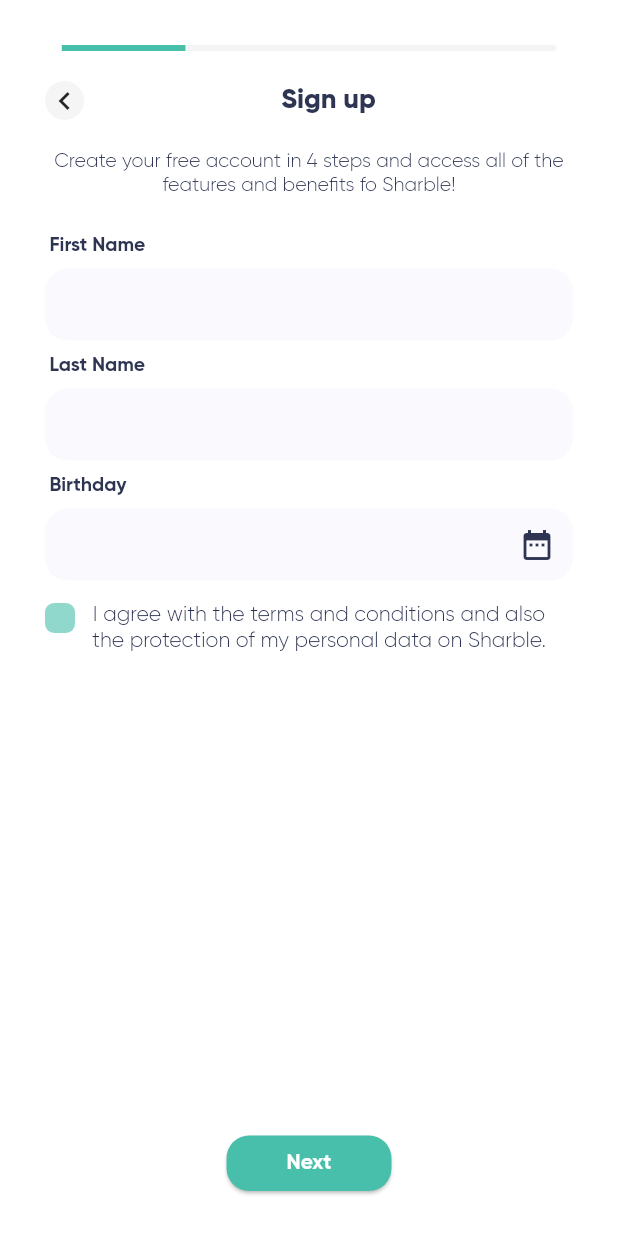
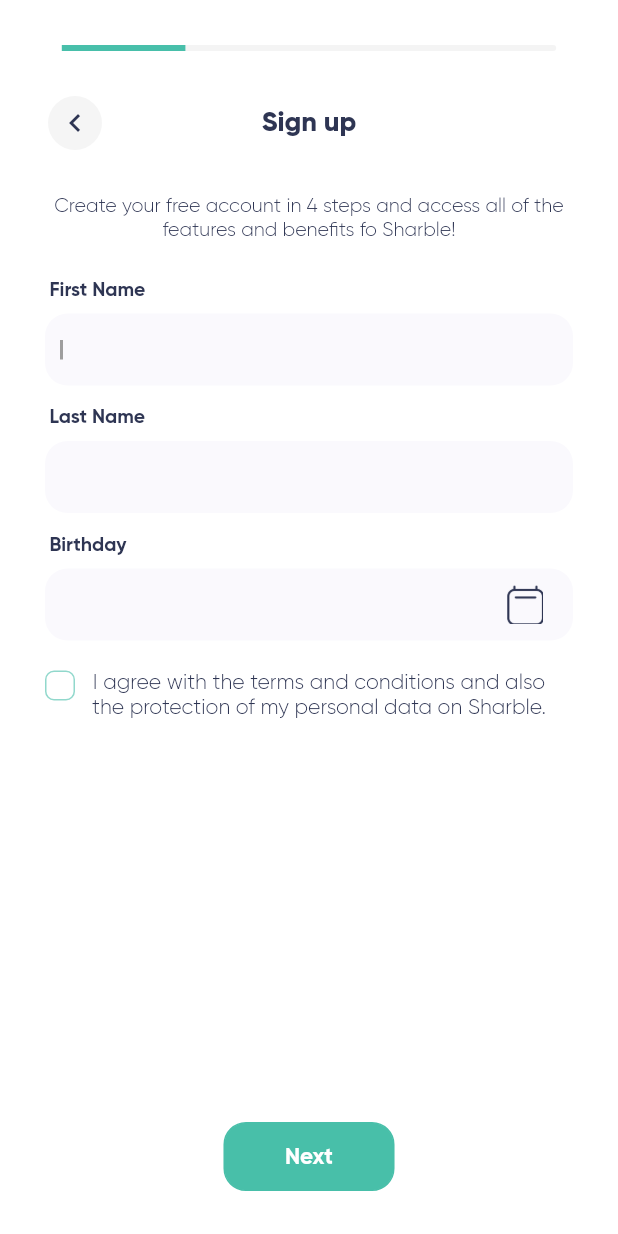
Before and after one commit to woynshetb/sharble, a Flutter app: the screen it shows after launch, after a tap on "Sign up", on a phone screen of 412 x 824 dp. Run offline on Flutter 3.47's test engine with Material 2 defaults, Android fonts, the phone set to English and light mode, and no system bars; our stand-ins replace adaptive_theme, basic_utils, flutter_svg, get, image_picker, percent_indicator and 3 more; missing offline and left inert: inspection.

Commit message:
Fix revision issues

```diff
--- a/lib/components/widgets/buttons.dart
+++ b/lib/components/widgets/buttons.dart
@@ -10,28 +10,63 @@ class GreenPostitve extends StatelessWidget {
 
   @override
   Widget build(BuildContext context) {
-    return ElevatedButton(
-      onPressed: () {
+    return InkWell(
+      onTap: () {
         onPressed();
       },
-      style: ElevatedButton.styleFrom(
-        padding: const EdgeInsets.fromLTRB(40, 10, 40, 10),
-        surfaceTintColor: bgColor ?? const Color(0xff48BFAA),
-        elevation: 1,
-        tapTargetSize: MaterialTapTargetSize.shrinkWrap,
-        primary: bgColor ?? const Color(0xff48BFAA),
-        onSurface: null,
-        shadowColor: Colors.black,
-        shape: RoundedRectangleBorder(
-          borderRadius: BorderRadius.circular(15),
+      child: Container(
+        decoration: BoxDecoration(
+          borderRadius: BorderRadius.only(
+            topLeft: Radius.circular(15),
+            topRight: Radius.circular(15),
+            bottomLeft: Radius.circular(15),
+            bottomRight: Radius.circular(15),
+          ),
+          color: Color.fromRGBO(72, 191, 169, 1),
+          border: Border.all(
+            color: Color.fromRGBO(72, 191, 169, 1),
+            width: 1,
+          ),
+        ),
+        padding: EdgeInsets.symmetric(horizontal: 40, vertical: 10),
+        child: Row(
+          mainAxisSize: MainAxisSize.min,
+          children: <Widget>[
+            Text(
+              title,
+              textAlign: TextAlign.center,
+              style: TextStyle(
+                  color: Color.fromRGBO(255, 255, 255, 1),
+                  fontSize: 15,
+                  fontWeight: FontWeight.bold,
+                  height: 1.6),
+            ),
+          ],
         ),
       ),
-      child: Text(
-        title,
-        style: const TextStyle(
-            color: Colors.white, fontSize: 14, fontWeight: FontWeight.bold),
-      ),
     );
+    // return ElevatedButton(
+    //   onPressed: () {
+    //     onPressed();
+    //   },
+    //   style: ElevatedButton.styleFrom(
+    //     padding: const EdgeInsets.fromLTRB(40, 10, 40, 10),
+    //     surfaceTintColor: bgColor ?? const Color(0xff48BFAA),
+    //     elevation: 1,
+    //     tapTargetSize: MaterialTapTargetSize.shrinkWrap,
+    //     primary: bgColor ?? const Color(0xff48BFAA),
+    //     onSurface: null,
+    //     shadowColor: Colors.black,
+    //     shape: RoundedRectangleBorder(
+    //       borderRadius: BorderRadius.circular(15),
+    //     ),
+    //   ),
+    //   child: Text(
+    //     title,
+    //     style: const TextStyle(
+    //         color: Colors.white, fontSize: 14, fontWeight: FontWeight.bold),
+    //   ),
+    // );
   }
 }
 
--- a/lib/components/widgets/custom.appbar.dart
+++ b/lib/components/widgets/custom.appbar.dart
@@ -1,10 +1,16 @@
 import 'package:flutter/material.dart';
+import 'package:get/get.dart';
 
 class CustomAppbar extends StatefulWidget {
   final String title;
   final bool showLeading;
+  final Function onPressed;
 
-  const CustomAppbar({Key? key, required this.title, this.showLeading = true})
+  const CustomAppbar(
+      {Key? key,
+      required this.title,
+      this.showLeading = true,
+      required this.onPressed})
       : super(key: key);
 
   @override
@@ -14,43 +20,76 @@ class CustomAppbar extends StatefulWidget {
 class _CustomAppbarState extends State<CustomAppbar> {
   @override
   Widget build(BuildContext context) {
-    return Row(
-      mainAxisAlignment: MainAxisAlignment.spaceBetween,
-      children: [
-        Visibility(
-          visible: true,
-          child: widget.showLeading == false
-              ? Container(
-                  width: 26,
-                  height: 26,
-                )
-              : InkWell(
-                  onTap: () {
-                    Navigator.pop(context);
+    return AppBar(
+      backgroundColor: Colors.transparent,
+      titleSpacing: 0,
+      elevation: 0,
+      leadingWidth: 50,
+      leading: Visibility(
+        visible: widget.showLeading,
+        child: InkWell(
+          onTap: () => {
+    Navigator.of(context).maybePop()
           },
           child: Container(
-                    width: 26,
-                    height: 26,
+
+            margin: EdgeInsets.only(
+              right: 10,
+              top: 10,bottom: 10
+            ),
             decoration: const BoxDecoration(
                 color: Color(0xffF5F5F5), shape: BoxShape.circle),
-                    child: const Icon(
-                      Icons.keyboard_arrow_left,
+            child: Icon(Icons.keyboard_arrow_left, color: Color(0xff2E3553)),
           ),
         ),
       ),
-        ),
-        Text(
+      centerTitle: true,
+      title: Text(
         widget.title,
-          style: const TextStyle(
+        style: TextStyle(
           fontWeight: FontWeight.w900,
+          color: Theme.of(context).textTheme.bodyText1!.color,
           fontSize: 18,
         ),
       ),
-        Visibility(
-          visible: true,
-          child: Container(),
-        )
-      ],
     );
+    // return Row(
+    //   mainAxisAlignment: MainAxisAlignment.spaceBetween,
+    //   children: [
+    //     Visibility(
+    //       visible: true,
+    //       child: widget.showLeading == false
+    //           ? Container(
+    //               width: 26,
+    //               height: 26,
+    //             )
+    //           : InkWell(
+    //               onTap: () => {
+    //              Navigator.pop(context)
+    //               },
+    //               child: Container(
+    //                 width: 26,
+    //                 height: 26,
+    //                 decoration: const BoxDecoration(
+    //                     color: Color(0xffF5F5F5), shape: BoxShape.circle),
+    //                 child: const Icon(
+    //                   Icons.keyboard_arrow_left,
+    //                 ),
+    //               ),
+    //             ),
+    //     ),
+    //     Text(
+    //       widget.title,
+    //       style: const TextStyle(
+    //         fontWeight: FontWeight.w900,
+    //         fontSize: 18,
+    //       ),
+    //     ),
+    //     Visibility(
+    //       visible: true,
+    //       child: Container(),
+    //     )
+    //   ],
+    // );
   }
 }
--- a/lib/components/widgets/forms.dart
+++ b/lib/components/widgets/forms.dart
@@ -67,6 +67,7 @@ class _DefaultFieldState extends State<DefaultField> {
   @override
   Widget build(BuildContext context) {
     return TextFormField(
+      autofocus: true,
       scrollPadding: const EdgeInsets.all(0),
       style: const TextStyle(
           color: Color(0xff2E3553), fontWeight: FontWeight.w700, fontSize: 13),
@@ -118,23 +119,23 @@ class _DefaultFieldState extends State<DefaultField> {
 
   Widget _getSuffixWidget() {
     if (widget.obscureText!) {
-      return ButtonTheme(
-        minWidth: 30,
-        height: 30,
-        padding: const EdgeInsets.all(0),
-        child: TextButton(
-          style: TextButton.styleFrom(
-            padding: const EdgeInsets.all(0),
-          ),
-          onPressed: () {
+      return Container(
+        width: 16,
+        height: 16,
+        padding: const EdgeInsets.all(10),
+        child: InkWell(
+          onTap: () {
             setState(() {
               makePasswordVisible = !makePasswordVisible;
             });
           },
-          child: Icon(
-            (!makePasswordVisible) ? Icons.visibility : Icons.visibility_off,
-            color: Color(0xff2E3553),
-          ),
+          child: (!makePasswordVisible)
+              ?
+              Image.asset("assets/images/icon-eve-close.png"): Image.asset("assets/images/icon-eye.png"),
+          // child: Icon(
+          //   (!makePasswordVisible) ? Icons.visibility : Icons.visibility_off,
+          //   color: Color(0xff2E3553),
+          // ),
         ),
       );
     } else {
--- a/lib/main.dart
+++ b/lib/main.dart
@@ -1,5 +1,6 @@
 import 'package:adaptive_theme/adaptive_theme.dart';
 import 'package:flutter/material.dart';
+import 'package:get/get.dart';
 import 'package:sharble/constants/app_theme.dart';
 import 'package:sharble/pages/splash/splash.page.dart';
 import 'package:sharble/pages/welcome/welcome.page.dart';
@@ -19,6 +20,7 @@ class MyApp extends StatelessWidget {
         dark: AppTheme().darkTheme(),
         builder: (theme, darkTheme) {
           return MaterialApp(
+
             theme: theme,
             darkTheme: darkTheme,
             debugShowCheckedModeBanner: false,
--- a/lib/pages/forgot_password/forgot_password.page.dart
+++ b/lib/pages/forgot_password/forgot_password.page.dart
@@ -26,7 +26,10 @@ class _ForgotPasswordPageState extends State<ForgotPasswordPage> {
             children: [
               Column(
                 children: [
-                  const CustomAppbar(
+                  CustomAppbar(
+                    onPressed: () {
+                      Navigator.pop(context);
+                    },
                     title: "Forgot Password",
                     showLeading: true,
                   ),
@@ -47,6 +50,7 @@ class _ForgotPasswordPageState extends State<ForgotPasswordPage> {
                   ),
                   const SizedBox(height: 5),
                   DefaultField(
+
                     keyboardType: TextInputType.emailAddress,
                     textEditingController: TextEditingController(),
                     obscureText: false,
@@ -61,7 +65,7 @@ class _ForgotPasswordPageState extends State<ForgotPasswordPage> {
                     alignment: Alignment.bottomCenter,
                     child: GreenPostitve(
                       onPressed: () {
-                        Navigator.pushReplacement(
+                        Navigator.push(
                           context,
                           PageRouteBuilder(
                             pageBuilder: (context, animation1, animation2) =>
--- a/lib/pages/login/login.page.dart
+++ b/lib/pages/login/login.page.dart
@@ -27,10 +27,14 @@ class _LoginPageState extends State<LoginPage> {
             crossAxisAlignment: CrossAxisAlignment.center,
             mainAxisAlignment: MainAxisAlignment.spaceBetween,
             children: [
+
               Column(
                 children: [
-                  const CustomAppbar(
+                  CustomAppbar(
                     title: "Login",
+                    onPressed: () {
+                      Navigator.pop(context);
+                    },
                     showLeading: false,
                   ),
                   const SizedBox(
@@ -94,13 +98,13 @@ class _LoginPageState extends State<LoginPage> {
                         FormValidator.validatePassword(value!),
                   ),
                   const SizedBox(
-                    height: 5,
+                    height: 10,
                   ),
                   Align(
                     alignment: Alignment.topRight,
                     child: InkWell(
                       onTap: () {
-                        Navigator.pushReplacement(
+                        Navigator.push(
                           context,
                           PageRouteBuilder(
                             pageBuilder: (context, animation1, animation2) =>
@@ -147,10 +151,14 @@ class _LoginPageState extends State<LoginPage> {
                       ),
                       InkWell(
                         onTap: () {
-                          Navigator.push(
-                              context,
-                              MaterialPageRoute(
-                                  builder: (context) => SignupPage()));
+                      Navigator.push(
+        context,
+        PageRouteBuilder(
+          pageBuilder: (context, animation1, animation2) => SignupPage(),
+          transitionDuration: Duration.zero,
+          reverseTransitionDuration: Duration.zero,
+        ),
+      );
                         },
                         child: const Text(
                           "Sign up",
--- a/lib/pages/reset_password/reset_password.page.dart
+++ b/lib/pages/reset_password/reset_password.page.dart
@@ -24,9 +24,12 @@ class _ResetPasswordPageState extends State<ResetPasswordPage> {
             children: [
               Column(
                 children: [
-                  const CustomAppbar(
+                   CustomAppbar(
                     title: "Reset Password",
                     showLeading: true,
+                    onPressed: () {
+                      Navigator.pop(context);
+                    },
                   ),
                   const SizedBox(
                     height: 10,
--- a/lib/pages/signup/signup.page.dart
+++ b/lib/pages/signup/signup.page.dart
@@ -1,5 +1,6 @@
 import 'dart:io';
 import 'package:flutter/material.dart';
+import 'package:get/get.dart';
 import 'package:image_picker/image_picker.dart';
 import 'package:percent_indicator/percent_indicator.dart';
 import 'package:pin_code_fields/pin_code_fields.dart';
@@ -144,7 +145,11 @@ class _SignupPageState extends State<SignupPage> with RestorationMixin {
               const SizedBox(
                 height: 20,
               ),
+
               CustomAppbar(
+                onPressed: () {
+                  Navigator.pop(context);
+                },
                 title: "Sign up",
                 showLeading: stepPercent == 100 ? false : true,
               ),
@@ -185,7 +190,7 @@ class _SignupPageState extends State<SignupPage> with RestorationMixin {
                                 validator: (value) =>
                                     FormValidator.validateName(value!),
                               ),
-                              const SizedBox(height: 5),
+                              const SizedBox(height: 10),
                               Container(
                                 alignment: Alignment.topLeft,
                                 padding: const EdgeInsets.all(3.0),
@@ -207,7 +212,7 @@ class _SignupPageState extends State<SignupPage> with RestorationMixin {
                                 validator: (value) =>
                                     FormValidator.validateName(value!),
                               ),
-                              const SizedBox(height: 5),
+                              const SizedBox(height: 10),
                               Container(
                                 alignment: Alignment.topLeft,
                                 padding: const EdgeInsets.all(3.0),
@@ -235,13 +240,29 @@ class _SignupPageState extends State<SignupPage> with RestorationMixin {
                                   onTap: () {
                                     _restorableDatePickerRouteFuture.present();
                                   },
-                                  child: const Icon(
-                                    Icons.date_range,
-                                    color: Color(0xff2E3553),
+                                  child: Container(
+                                    width: 16,
+                                    height: 18,
+                                    padding: EdgeInsets.only(
+                                      right: deviceSize.width * 0.04,
+                                      top: deviceSize.height * 0.013,
+                                      bottom: deviceSize.height * 0.013,
+                                    ),
+                                    // decoration: BoxDecoration(
+                                    //     image: DecorationImage(
+                                    //       fit: BoxFit.cover,
+                                    //         image: AssetImage(
+
+                                    //   "assets/images/icon_calendar.png",
+                                    // ))),
+
+                                    child: Image.asset(
+                                      "assets/images/icon_calendar.png",
+                                    ),
                                   ),
                                 ),
                               ),
-                              const SizedBox(height: 15),
+                              const SizedBox(height: 20),
                               Row(
                                 crossAxisAlignment: CrossAxisAlignment.start,
                                 children: [
@@ -256,7 +277,14 @@ class _SignupPageState extends State<SignupPage> with RestorationMixin {
                                       height: 20,
                                       alignment: Alignment.center,
                                       decoration: BoxDecoration(
-                                        color: Theme.of(context).primaryColor,
+                                        color: isChecked
+                                            ? Theme.of(context).primaryColor
+                                            : Colors.white,
+                                        border: isChecked
+                                            ? null
+                                            : Border.all(
+                                                color: Theme.of(context)
+                                                    .primaryColor),
                                         borderRadius: BorderRadius.circular(6),
                                       ),
                                       child: Center(
@@ -373,6 +401,7 @@ class _SignupPageState extends State<SignupPage> with RestorationMixin {
                               Form(
                                 key: formKey,
                                 child: PinCodeTextField(
+                                  autoFocus: true,
                                   appContext: context,
                                   length: 6,
                                   obscureText: false,
@@ -467,13 +496,15 @@ class _SignupPageState extends State<SignupPage> with RestorationMixin {
                                       color: Color(0xffFAF9FD),
                                       borderRadius: BorderRadius.circular(15)),
                                   child: Visibility(
-                                    visible: image == null,
-                                    child: Icon(
-                                      Icons.camera_alt_outlined,
-                                      color: Color(0xffCFD3EE),
-                                      size: 40,
-                                    ),
-                                  ),
+                                      visible: image == null,
+                                      child: Padding(
+                                        padding: EdgeInsets.all(
+                                          deviceSize.width * 0.1,
+                                        ),
+                                        child: Image.asset(
+                                          "assets/images/Icon.png",
+                                        ),
+                                      )),
                                 ),
                               ),
                             ],
--- a/lib/pages/verify/verify.page.dart
+++ b/lib/pages/verify/verify.page.dart
@@ -26,7 +26,10 @@ class _VerfiyPageState extends State<VerfiyPage> {
             children: [
               Column(
                 children: [
-                  const CustomAppbar(
+                   CustomAppbar(
+                    onPressed: () {
+                      Navigator.pop(context);
+                    },
                     title: "Verify Code",
                     showLeading: true,
                   ),
@@ -42,6 +45,7 @@ class _VerfiyPageState extends State<VerfiyPage> {
                   Form(
                     key: formKey,
                     child: PinCodeTextField(
+                      autoFocus: true,
                       appContext: context,
                       length: 6,
                       obscureText: false,
@@ -110,7 +114,7 @@ class _VerfiyPageState extends State<VerfiyPage> {
                 alignment: Alignment.bottomCenter,
                 child: GreenPostitve(
                   onPressed: () {
-                    Navigator.pushReplacement(
+                    Navigator.push(
                       context,
                       PageRouteBuilder(
                         pageBuilder: (context, animation1, animation2) =>
--- a/lib/pages/welcome/welcome.page.dart
+++ b/lib/pages/welcome/welcome.page.dart
@@ -1,4 +1,5 @@
 import 'package:flutter/material.dart';
+import 'package:flutter_svg/flutter_svg.dart';
 import 'package:sharble/components/widgets/buttons.dart';
 import 'package:sharble/pages/login/login.page.dart';
 import 'package:sharble/pages/signup/signup.page.dart';
@@ -14,26 +15,19 @@ class _WelcomePageState extends State<WelcomePage> {
   @override
   Widget build(BuildContext context) {
     Size deviceSize = MediaQuery.of(context).size;
+
     return Scaffold(
       body: SafeArea(
         child: Padding(
           padding:
-              const EdgeInsets.only(left: 30, right: 30, bottom: 30, top: 30),
+              const EdgeInsets.only(left: 30, right: 30, bottom: 30, top: 70),
           child: Column(
             mainAxisAlignment: MainAxisAlignment.spaceBetween,
             children: [
               Column(
                 children: [
-                  Text(
-                    "Sharble",
-                    style: TextStyle(
-                      fontWeight: FontWeight.w900,
-                      fontFamily: "Gilroy",
-                      fontSize: deviceSize.width * 0.06,
-                      color: const Color(
-                        0xff48BFAA,
-                      ),
-                    ),
+                  SvgPicture.asset(
+                    "assets/images/Sharble.svg",
                   ),
                   const SizedBox(height: 20),
                   Text(
@@ -44,11 +38,14 @@ class _WelcomePageState extends State<WelcomePage> {
                     ),
                   ),
                   const SizedBox(height: 25),
-                  Image.asset(
-                    "assets/images/welcome.png",
-                    width: deviceSize.width * 1.2,
-                    height: deviceSize.height * 0.4,
-                  ),
+                  Container(
+                      width: 315,
+                      height: deviceSize.height * 0.37,
+                      decoration: BoxDecoration(
+                        image: const DecorationImage(
+                            image: AssetImage('assets/images/welcome.png'),
+                            fit: BoxFit.fitWidth),
+                      )),
                   const SizedBox(height: 25),
                   const Text(
                     "Simply create an account and log in to start using Sharly and simplifying your shopping experience.",
@@ -61,7 +58,7 @@ class _WelcomePageState extends State<WelcomePage> {
                 children: [
                   GreenPostitve(
                     onPressed: () {
-                      Navigator.pushReplacement(
+                      Navigator.push(
                         context,
                         PageRouteBuilder(
                           pageBuilder: (context, animation1, animation2) =>
@@ -87,9 +84,14 @@ class _WelcomePageState extends State<WelcomePage> {
                       InkWell(
                         onTap: () {
                           Navigator.push(
-                              context,
-                              MaterialPageRoute(
-                                  builder: (context) => LoginPage()));
+                            context,
+                            PageRouteBuilder(
+                              pageBuilder: (context, animation1, animation2) =>
+                                  LoginPage(),
+                              transitionDuration: Duration.zero,
+                              reverseTransitionDuration: Duration.zero,
+                            ),
+                          );
                         },
                         child: const Text(
                           "Login",
--- a/lib/view_model/splas.vm.dart
+++ b/lib/view_model/splas.vm.dart
@@ -17,7 +17,7 @@ class SplashViewModel extends MyBaseViewModel {
 
   loadNextPage() async {
     Future.delayed(const Duration(seconds: 1), () {
-      Navigator.pushReplacement(
+      Navigator.push(
         viewContext!,
         PageRouteBuilder(
           pageBuilder: (context, animation1, animation2) => WelcomePage(),
```
Also changed, not shown: assets/images/Icon.png (added), assets/images/icon-eve-close.png (added), assets/images/icon-eye.png (added), assets/images/icon_calendar.png (added). Lines whose indentation alone changed are shown as unchanged.
